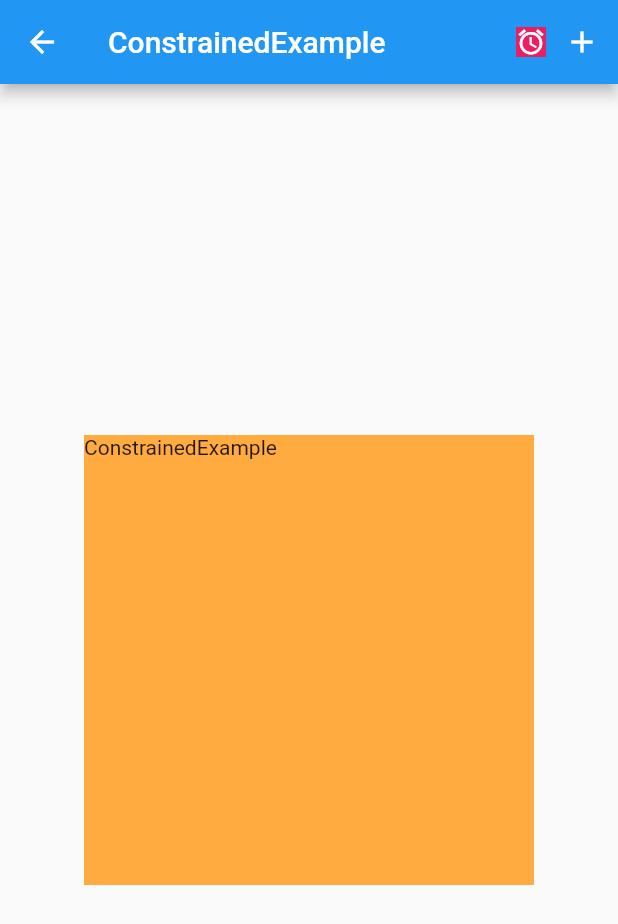
After one commit to JunAILiang/flutter_code, a Flutter app: the ConstrainedExample screen opened directly, on a phone screen of 412 x 824 dp. The commit adds this screen. Shown: the top 924 px of the screen. Run offline on Flutter 3.47's test engine with Material 2 defaults, Android fonts, the phone set to English and light mode, and no system bars.

Commit message:
add Constrained example

```diff
--- /dev/null
+++ b/lib/ConstrainedExample/ConstrainedExample.dart
@@ -0,0 +1,54 @@
+import 'package:flutter/material.dart';
+
+class ConstrainedExample extends StatefulWidget {
+  @override
+  _ConstrainedExampleState createState() => _ConstrainedExampleState();
+}
+
+class _ConstrainedExampleState extends State<ConstrainedExample> {
+  @override
+  Widget build(BuildContext context) {
+    return Scaffold(
+      appBar: AppBar(
+        title: Text("ConstrainedExample"),
+        actions: [
+          UnconstrainedBox(
+            child: Container(
+              width: 20,
+              height: 20,
+              color: Colors.pink,
+              child: IconButton(onPressed: () {}, icon: Icon(Icons.alarm), iconSize: 20, padding: EdgeInsets.zero,),
+            ),
+          ),
+          IconButton(onPressed: () {}, icon: Icon(Icons.add)),
+        ],
+      ),
+      body: Center(
+        child: Column(
+          mainAxisAlignment: MainAxisAlignment.center,
+          children: [
+            Container(
+              width: 300,
+              height: 300,
+              child: ConstrainedBox(
+                // constraints: BoxConstraints(
+                //   maxWidth: 200,
+                //   minHeight: 30,
+                // ),
+                // constraints: BoxConstraints.tight(Size(100, 100)),
+                // constraints: BoxConstraints.tightFor(width: 100, height: 100),
+                // constraints: BoxConstraints.tightForFinite(width: 100, height: 100),
+                // constraints: BoxConstraints.loose(Size(30, 30)),
+                constraints: BoxConstraints.expand(width: 400, height: 400),
+                child: Container(
+                  color: Colors.orangeAccent,
+                  child: Text("ConstrainedExample"),
+                ),
+              ),
+            )
+          ],
+        ),
+      ),
+    );
+  }
+}
--- a/lib/main.dart
+++ b/lib/main.dart
@@ -1,6 +1,9 @@
 import 'package:flutter/material.dart';
+import 'package:flutter_code/AlignExample/AlignExample.dart';
+import 'package:flutter_code/AnimatedAlignExample/AnimatedAlignExample.dart';
 import 'package:flutter_code/AnimatedPaddingExample/AnimatedPaddingExample.dart';
 import 'package:flutter_code/AppBarExample/AppBarExample.dart';
+import 'package:flutter_code/ConstrainedExample/ConstrainedExample.dart';
 import 'package:flutter_code/InheritedWidget/InheritedCount.dart';
 import 'package:flutter_code/MaterialAppExample/MaterialAppExample.dart';
 import 'package:flutter_code/PaddingExample/PaddingExample.dart';
@@ -87,7 +90,20 @@ class _MyHomePageState extends State<MyHomePage> {
     {
       "title": "AnimatedPaddingExample",
       "page": AnimatedPaddingExample()
-    }
+    },
+    {
+      "title": "AlignExample",
+      "page": AlignExample()
+    },
+    {
+      "title": "AnimatedAlignExample",
+      "page": AnimatedAlignExample()
+    },
+    {
+      "title": "ConstrainedExample",
+      "page": ConstrainedExample()
+    },
+
   ];
 
   @override
```
Also changed, not shown: lib/AlignExample/AlignExample.dart (added, +35 -0 lines), lib/AnimatedAlignExample/AnimatedAlignExample.dart (added, +49 -0 lines), pubspec.lock, 1 other file.
